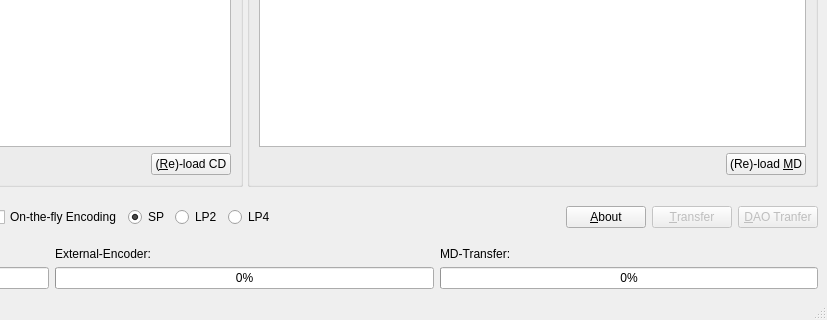
Jo2003/cd2netmd_gui, file mainwindow.ui: the form before one commit; both pictures show x 338 to 1165 and y 518 to 838 of the 1165 by 838 pixel window.
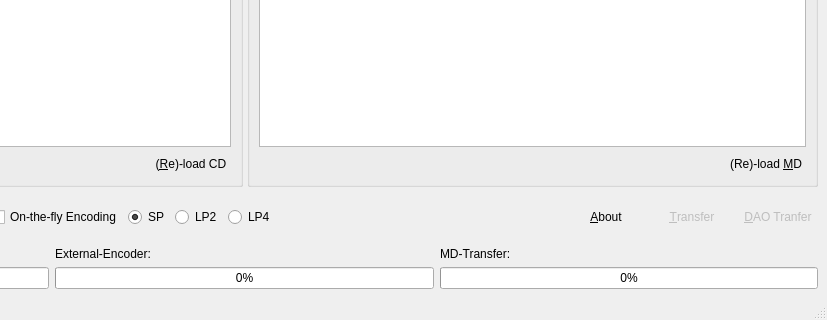
The form after the commit. Icons and pictures are not drawn. Custom widgets are drawn as their Qt base class.

What changed in the file:
```diff
--- a/mainwindow.ui
+++ b/mainwindow.ui
@@ -88,10 +88,13 @@
             </property>
             <property name="iconSize">
              <size>
-              <width>20</width>
-              <height>20</height>
+              <width>24</width>
+              <height>24</height>
              </size>
             </property>
+            <property name="flat">
+             <bool>true</bool>
+            </property>
            </widget>
           </item>
          </layout>
@@ -146,10 +149,13 @@
             </property>
             <property name="iconSize">
              <size>
-              <width>20</width>
-              <height>20</height>
+              <width>24</width>
+              <height>24</height>
              </size>
             </property>
+            <property name="flat">
+             <bool>true</bool>
+            </property>
            </widget>
           </item>
          </layout>
@@ -295,10 +301,13 @@
         </property>
         <property name="iconSize">
          <size>
-          <width>20</width>
-          <height>20</height>
+          <width>24</width>
+          <height>24</height>
          </size>
         </property>
+        <property name="flat">
+         <bool>true</bool>
+        </property>
        </widget>
       </item>
       <item>
@@ -318,10 +327,13 @@
         </property>
         <property name="iconSize">
          <size>
-          <width>20</width>
-          <height>20</height>
+          <width>24</width>
+          <height>24</height>
          </size>
         </property>
+        <property name="flat">
+         <bool>true</bool>
+        </property>
        </widget>
       </item>
       <item>
@@ -341,10 +353,13 @@
         </property>
         <property name="iconSize">
          <size>
-          <width>20</width>
-          <height>20</height>
+          <width>24</width>
+          <height>24</height>
          </size>
         </property>
+        <property name="flat">
+         <bool>true</bool>
+        </property>
        </widget>
       </item>
      </layout>
```
Left out of the diff: 25 changed lines with no effect on the pictures.
